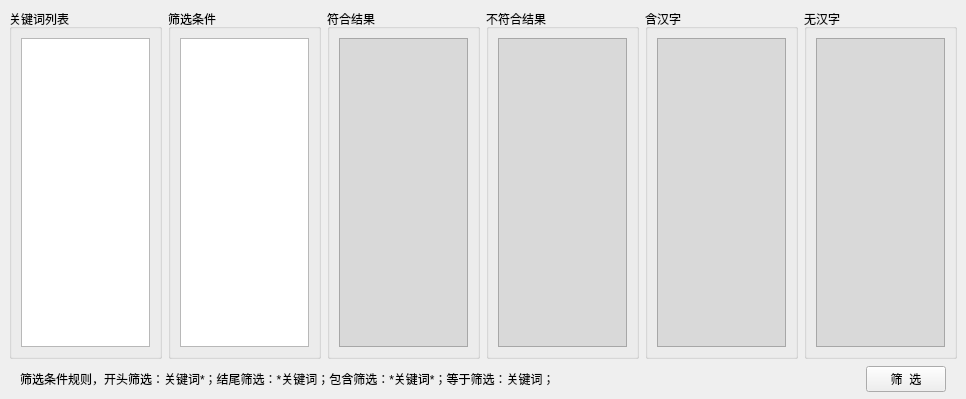
Old version of the form UI/ui_win.ui in the repository star1986xk/screen.
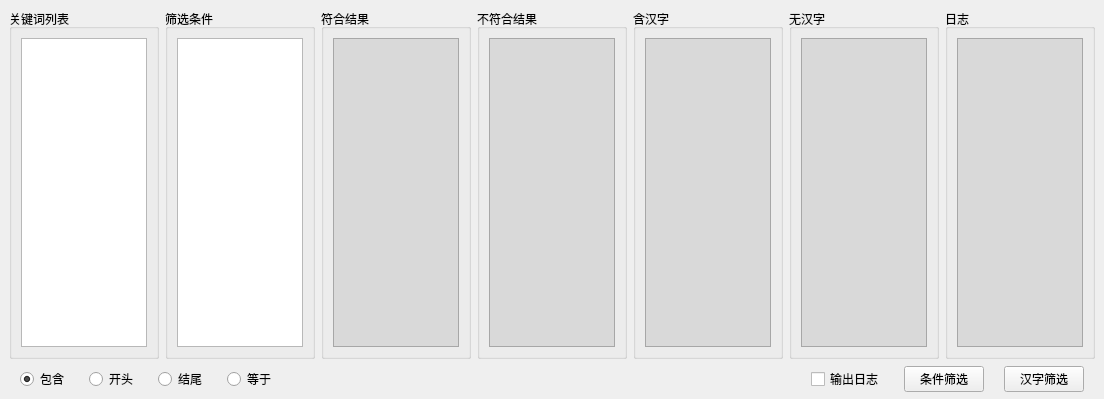
New version of the form. Icons and pictures are not drawn.

The edit to the form file:
```diff
--- a/UI/ui_win.ui
+++ b/UI/ui_win.ui
@@ -6,7 +6,7 @@
    <rect>
     <x>0</x>
     <y>0</y>
-    <width>966</width>
+    <width>1104</width>
     <height>399</height>
    </rect>
   </property>
@@ -18,7 +18,10 @@
     <normaloff>:/新前缀/title.ico</normaloff>:/新前缀/title.ico</iconset>
   </property>
   <property name="styleSheet">
-   <string notr="true">#textEdit_3,#textEdit_4,#textEdit_5,#textEdit_6{
+   <string notr="true">#textEdit_3,#textEdit_4,#textEdit_5,#textEdit_6,#textBrowser{
+	background-color: rgb(217, 217, 217);
+}
+#tableWidget{
 	background-color: rgb(217, 217, 217);
 }</string>
   </property>
@@ -102,11 +105,7 @@
         </property>
         <layout class="QHBoxLayout" name="horizontalLayout_3">
          <item>
-          <widget class="QTextEdit" name="textEdit_3">
-           <property name="readOnly">
-            <bool>true</bool>
-           </property>
-          </widget>
+          <widget class="QTextEdit" name="textEdit_3"/>
          </item>
         </layout>
        </widget>
@@ -177,6 +176,24 @@
         </layout>
        </widget>
       </item>
+      <item>
+       <widget class="QGroupBox" name="groupBox_7">
+        <property name="minimumSize">
+         <size>
+          <width>150</width>
+          <height>0</height>
+         </size>
+        </property>
+        <property name="title">
+         <string>日志</string>
+        </property>
+        <layout class="QHBoxLayout" name="horizontalLayout_9">
+         <item>
+          <widget class="QTextBrowser" name="textBrowser"/>
+         </item>
+        </layout>
+       </widget>
+      </item>
      </layout>
     </widget>
    </item>
@@ -196,7 +213,7 @@
      </property>
      <layout class="QHBoxLayout" name="horizontalLayout_8">
       <property name="spacing">
-       <number>0</number>
+       <number>20</number>
       </property>
       <property name="leftMargin">
        <number>20</number>
@@ -211,14 +228,58 @@
        <number>0</number>
       </property>
       <item>
-       <widget class="QLabel" name="label">
+       <widget class="QRadioButton" name="radioButton_in">
         <property name="text">
-         <string>筛选条件规则，开头筛选：关键词*；结尾筛选：*关键词；包含筛选：*关键词*；等于筛选：关键词；</string>
+         <string>包含</string>
         </property>
+        <property name="checked">
+         <bool>true</bool>
+        </property>
        </widget>
       </item>
       <item>
-       <widget class="QPushButton" name="pushButton">
+       <widget class="QRadioButton" name="radioButton_start">
+        <property name="text">
+         <string>开头</string>
+        </property>
+       </widget>
+      </item>
+      <item>
+       <widget class="QRadioButton" name="radioButton_end">
+        <property name="text">
+         <string>结尾</string>
+        </property>
+       </widget>
+      </item>
+      <item>
+       <widget class="QRadioButton" name="radioButton_be">
+        <property name="text">
+         <string>等于</string>
+        </property>
+       </widget>
+      </item>
+      <item>
+       <spacer name="horizontalSpacer">
+        <property name="orientation">
+         <enum>Qt::Horizontal</enum>
+        </property>
+        <property name="sizeHint" stdset="0">
+         <size>
+          <width>40</width>
+          <height>20</height>
+         </size>
+        </property>
+       </spacer>
+      </item>
+      <item>
+       <widget class="QCheckBox" name="checkBox">
+        <property name="text">
+         <string>输出日志</string>
+        </property>
+       </widget>
+      </item>
+      <item>
+       <widget class="QPushButton" name="pushButton_condition">
         <property name="minimumSize">
          <size>
           <width>80</width>
@@ -232,7 +293,26 @@
          </size>
         </property>
         <property name="text">
-         <string>筛  选</string>
+         <string>条件筛选</string>
+        </property>
+       </widget>
+      </item>
+      <item>
+       <widget class="QPushButton" name="pushButton_chinese">
+        <property name="minimumSize">
+         <size>
+          <width>80</width>
+          <height>0</height>
+         </size>
+        </property>
+        <property name="maximumSize">
+         <size>
+          <width>80</width>
+          <height>16777215</height>
+         </size>
+        </property>
+        <property name="text">
+         <string>汉字筛选</string>
         </property>
        </widget>
       </item>
```
